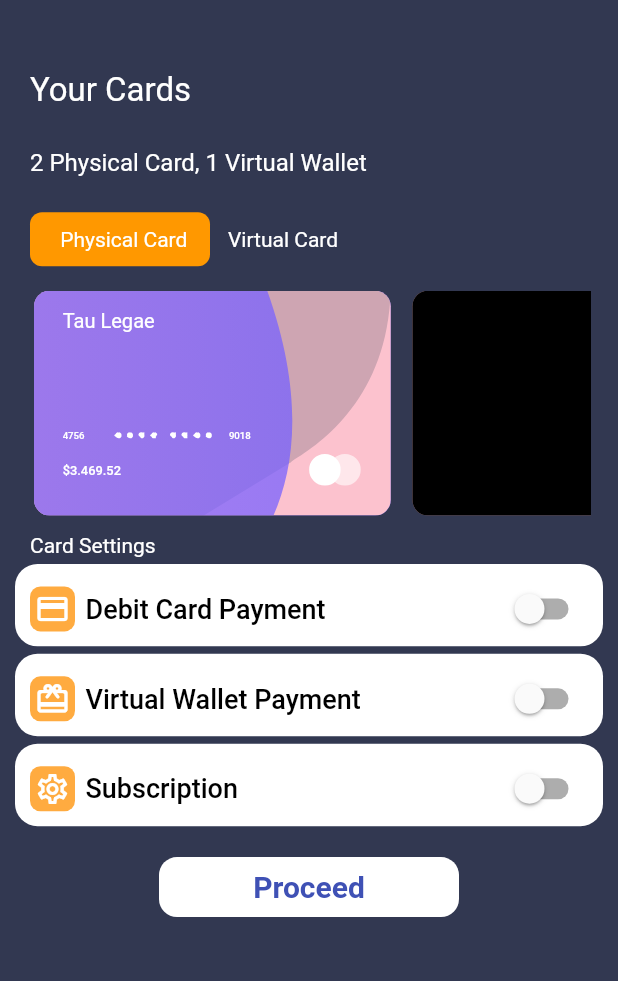
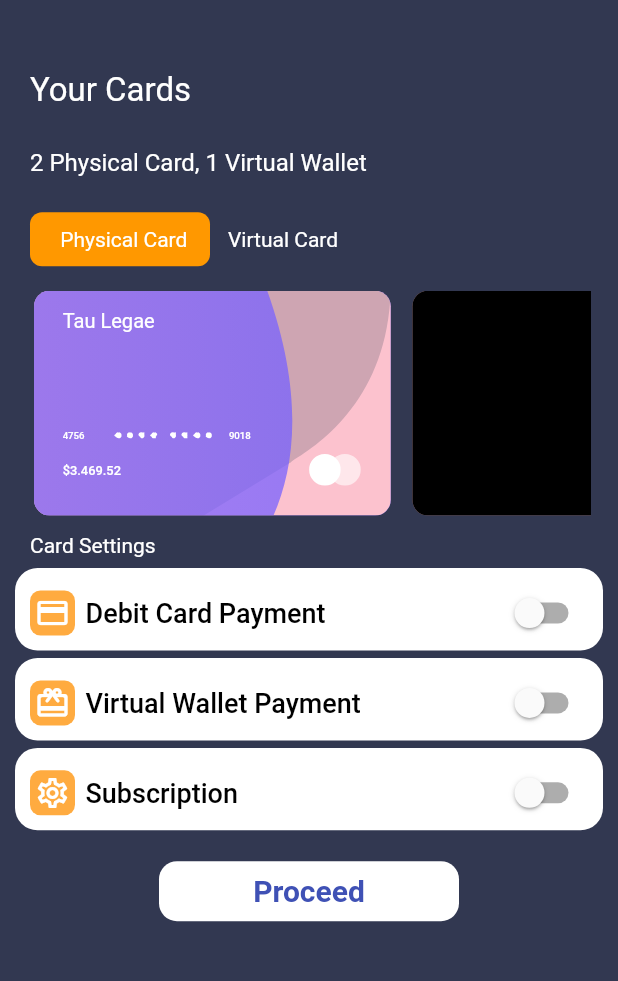
Before and after one commit to SichangiFelix/casino, a Flutter app: the PaymentMethodScreen screen opened directly, on a phone screen of 412 x 824 dp, the part 59-1040 px from its top. Run offline on Flutter 3.47's test engine with Material 2 defaults, Android fonts, the phone set to English and light mode, and no system bars; our stand-ins replace flutter_svg, qr_flutter.

Commit message:
Made it responsive

```diff
--- a/lib/screens/payment_method_screen.dart
+++ b/lib/screens/payment_method_screen.dart
@@ -63,7 +63,7 @@ class PaymentMethodScreen extends StatelessWidget {
             ),
             const CardView(),
             Container(
-              padding: EdgeInsets.only(top: height/200,left: 10,bottom: height/200),
+              padding: EdgeInsets.only(top: height/200,left: 10,bottom: height/120),
               child:const Text('Card Settings',style: TextStyle(color: Colors.white),),
             ),
 
```
